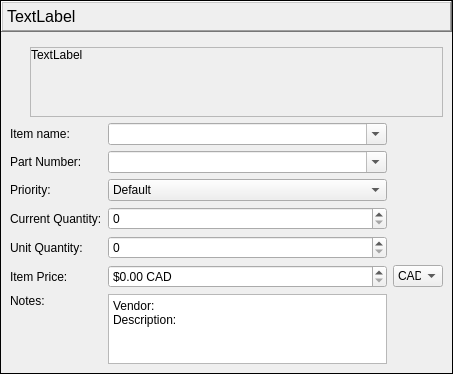
Qt form ui/add_item_dialog.ui (TheCodingJsoftware/Invigo) before a commit.
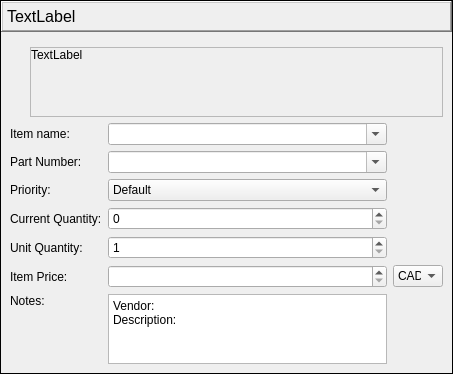
The same form after that commit.

The edit to the form file:
```diff
--- a/ui/add_item_dialog.ui
+++ b/ui/add_item_dialog.ui
@@ -182,6 +182,15 @@
          <layout class="QGridLayout" name="gridLayout" columnminimumwidth="0,0,0,0">
           <item row="5" column="2">
            <widget class="QDoubleSpinBox" name="doubleSpinBox_price">
+            <property name="specialValueText">
+             <string> </string>
+            </property>
+            <property name="accelerated">
+             <bool>true</bool>
+            </property>
+            <property name="showGroupSeparator" stdset="0">
+             <bool>false</bool>
+            </property>
             <property name="prefix">
              <string>$</string>
             </property>
@@ -297,6 +306,12 @@
           </item>
           <item row="4" column="2">
            <widget class="QSpinBox" name="spinBox_unit_quantity">
+            <property name="accelerated">
+             <bool>true</bool>
+            </property>
+            <property name="minimum">
+             <number>1</number>
+            </property>
             <property name="maximum">
              <number>9999999</number>
             </property>
```
Left out of the diff: 3 changed lines with no effect on the pictures.
